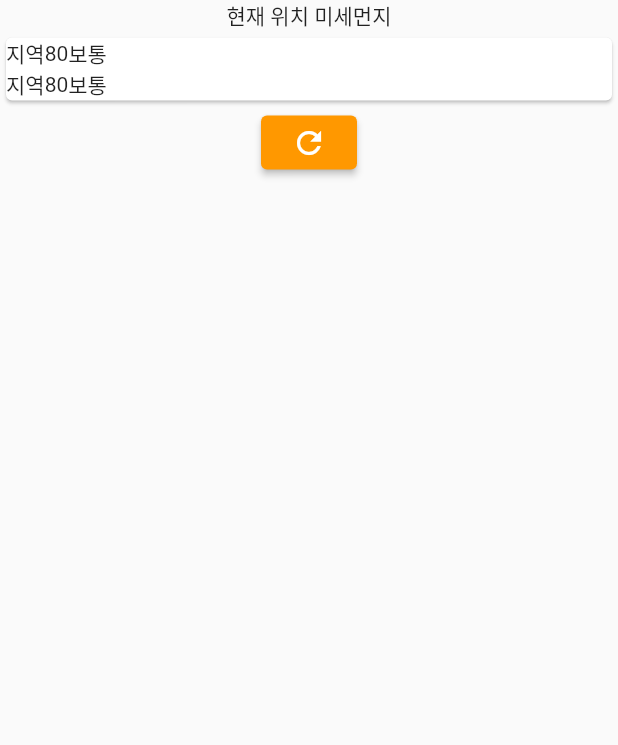
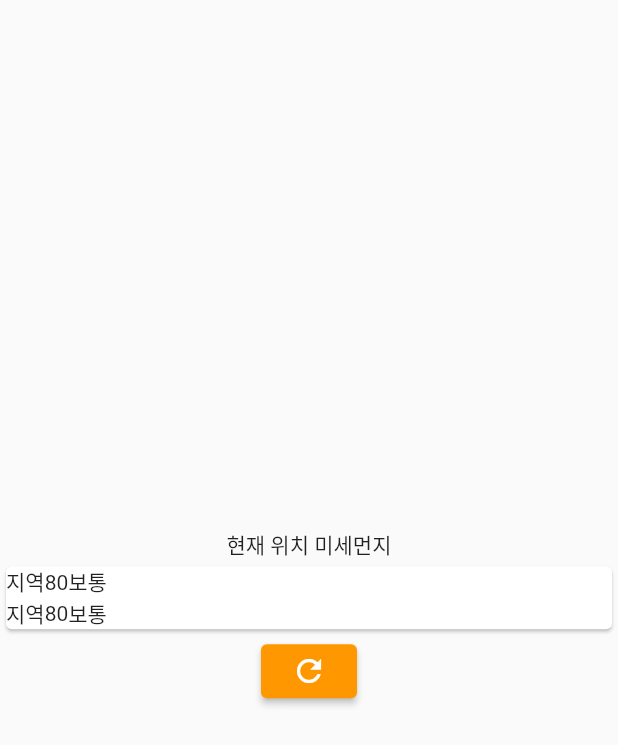
Before and after one commit to OSS0302/flutter_dust, a Flutter app: the screen it shows after launch, on a phone screen of 412 x 824 dp. Shown: the top 745 px of the screen. Run offline on Flutter 3.47's test engine with Material 2 defaults, Android fonts, the phone set to English and light mode, and no system bars.

Commit message:
mainAxisAlignment: MainAxisAlignment.center하면 센터에 나온다.

```diff
--- a/lib/main.dart
+++ b/lib/main.dart
@@ -29,7 +29,9 @@ class _MainState extends State<Main> {
   Widget build(BuildContext context) {
     return Scaffold(
       body: Center(
-        child: Column(children: <Widget>[
+        child: Column(
+          mainAxisAlignment: MainAxisAlignment.center,
+          children: <Widget>[
           Text('현재 위치 미세먼지'),
           Card(
             child: Column(
```
